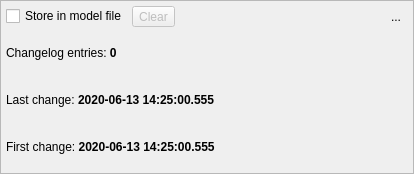
pgmodeler/pgmodeler, file libs/libgui/ui/widgets/changelogwidget.ui: the form before one commit.
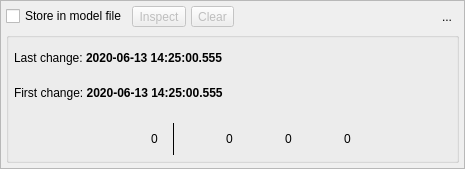
The form after the commit. Icons and pictures are not drawn.

Diff of the .ui file:
```diff
--- a/libs/libgui/ui/widgets/changelogwidget.ui
+++ b/libs/libgui/ui/widgets/changelogwidget.ui
@@ -6,8 +6,8 @@
    <rect>
     <x>0</x>
     <y>0</y>
-    <width>414</width>
-    <height>174</height>
+    <width>465</width>
+    <height>169</height>
    </rect>
   </property>
   <property name="minimumSize">
@@ -64,7 +64,10 @@
      <property name="frameShadow">
       <enum>QFrame::Raised</enum>
      </property>
-     <layout class="QGridLayout" name="gridLayout">
+     <layout class="QVBoxLayout" name="verticalLayout_3">
+      <property name="spacing">
+       <number>5</number>
+      </property>
       <property name="leftMargin">
        <number>5</number>
       </property>
@@ -77,52 +80,12 @@
       <property name="bottomMargin">
        <number>5</number>
       </property>
+      <item>
+       <layout class="QHBoxLayout" name="horizontalLayout_6">
       <property name="spacing">
        <number>5</number>
       </property>
-      <item row="0" column="4">
-       <widget class="QToolButton" name="hide_tb">
-        <property name="toolTip">
-         <string>Hide this widget</string>
-        </property>
-        <property name="text">
-         <string>...</string>
-        </property>
-        <property name="icon">
-         <iconset resource="../../res/resources.qrc">
-          <normaloff>:/icons/icons/close1.png</normaloff>:/icons/icons/close1.png</iconset>
-        </property>
-        <property name="iconSize">
-         <size>
-          <width>20</width>
-          <height>20</height>
-         </size>
-        </property>
-        <property name="shortcut">
-         <string>Esc</string>
-        </property>
-        <property name="autoRaise">
-         <bool>true</bool>
-        </property>
-       </widget>
-      </item>
-      <item row="0" column="2" colspan="2">
-       <spacer name="horizontalSpacer">
-        <property name="orientation">
-         <enum>Qt::Horizontal</enum>
-        </property>
-        <property name="sizeType">
-         <enum>QSizePolicy::Expanding</enum>
-        </property>
-        <property name="sizeHint" stdset="0">
-         <size>
-          <width>20</width>
-          <height>20</height>
-         </size>
-        </property>
-       </spacer>
-      </item>
-      <item row="0" column="0">
+        <item>
        <widget class="QCheckBox" name="persisted_chk">
         <property name="sizePolicy">
          <sizepolicy hsizetype="Preferred" vsizetype="Fixed">
@@ -138,33 +101,51 @@
         </property>
        </widget>
       </item>
-      <item row="1" column="0" colspan="5">
-       <widget class="QLabel" name="info_lbl">
+        <item>
+         <widget class="QToolButton" name="inspect_tb">
+          <property name="enabled">
+           <bool>false</bool>
+          </property>
         <property name="sizePolicy">
-         <sizepolicy hsizetype="Expanding" vsizetype="Preferred">
+           <sizepolicy hsizetype="Fixed" vsizetype="Preferred">
           <horstretch>0</horstretch>
           <verstretch>0</verstretch>
          </sizepolicy>
         </property>
-        <property name="text">
-         <string>Changelog entries: &lt;strong&gt;0&lt;/strong&gt;</string>
-        </property>
-       </widget>
-      </item>
-      <item row="2" column="0" colspan="5">
-       <widget class="QLabel" name="last_change_lbl">
-        <property name="sizePolicy">
-         <sizepolicy hsizetype="Expanding" vsizetype="Preferred">
-          <horstretch>0</horstretch>
-          <verstretch>0</verstretch>
-         </sizepolicy>
+          <property name="minimumSize">
+           <size>
+            <width>0</width>
+            <height>0</height>
+           </size>
+          </property>
+          <property name="toolTip">
+           <string>Open the changelog's XML code for inspection</string>
         </property>
         <property name="text">
-         <string>Last change: &lt;strong&gt;2020-06-13 14:25:00.555&lt;/strong&gt;</string>
-        </property>
-       </widget>
-      </item>
-      <item row="0" column="1">
+           <string>Inspect</string>
+          </property>
+          <property name="icon">
+           <iconset resource="../../res/resources.qrc">
+            <normaloff>:/icons/icons/objselect.png</normaloff>:/icons/icons/objselect.png</iconset>
+          </property>
+          <property name="iconSize">
+           <size>
+            <width>25</width>
+            <height>25</height>
+           </size>
+          </property>
+          <property name="shortcut">
+           <string>Shift+Del</string>
+          </property>
+          <property name="toolButtonStyle">
+           <enum>Qt::ToolButtonTextBesideIcon</enum>
+          </property>
+          <property name="autoRaise">
+           <bool>false</bool>
+          </property>
+         </widget>
+        </item>
+        <item>
        <widget class="QToolButton" name="clear_tb">
         <property name="enabled">
          <bool>false</bool>
@@ -208,7 +189,82 @@
         </property>
        </widget>
       </item>
-      <item row="3" column="0" colspan="5">
+        <item>
+         <spacer name="horizontalSpacer_2">
+          <property name="orientation">
+           <enum>Qt::Horizontal</enum>
+          </property>
+          <property name="sizeHint" stdset="0">
+           <size>
+            <width>40</width>
+            <height>20</height>
+           </size>
+          </property>
+         </spacer>
+        </item>
+        <item>
+         <widget class="QToolButton" name="hide_tb">
+          <property name="toolTip">
+           <string>Hide this widget</string>
+          </property>
+          <property name="text">
+           <string>...</string>
+          </property>
+          <property name="icon">
+           <iconset resource="../../res/resources.qrc">
+            <normaloff>:/icons/icons/close1.png</normaloff>:/icons/icons/close1.png</iconset>
+          </property>
+          <property name="iconSize">
+           <size>
+            <width>20</width>
+            <height>20</height>
+           </size>
+          </property>
+          <property name="shortcut">
+           <string>Esc</string>
+          </property>
+          <property name="autoRaise">
+           <bool>true</bool>
+          </property>
+         </widget>
+        </item>
+       </layout>
+      </item>
+      <item>
+       <widget class="QGroupBox" name="summary_gb">
+        <property name="title">
+         <string/>
+        </property>
+        <layout class="QVBoxLayout" name="verticalLayout_2">
+         <property name="spacing">
+          <number>5</number>
+         </property>
+         <property name="leftMargin">
+          <number>5</number>
+         </property>
+         <property name="topMargin">
+          <number>5</number>
+         </property>
+         <property name="rightMargin">
+          <number>5</number>
+         </property>
+         <property name="bottomMargin">
+          <number>5</number>
+         </property>
+         <item>
+          <widget class="QLabel" name="last_change_lbl">
+           <property name="sizePolicy">
+            <sizepolicy hsizetype="Expanding" vsizetype="Preferred">
+             <horstretch>0</horstretch>
+             <verstretch>0</verstretch>
+            </sizepolicy>
+           </property>
+           <property name="text">
+            <string>Last change: &lt;strong&gt;2020-06-13 14:25:00.555&lt;/strong&gt;</string>
+           </property>
+          </widget>
+         </item>
+         <item>
        <widget class="QLabel" name="first_change_lbl">
         <property name="sizePolicy">
          <sizepolicy hsizetype="Expanding" vsizetype="Preferred">
@@ -219,6 +275,292 @@
         <property name="text">
          <string>First change: &lt;strong&gt;2020-06-13 14:25:00.555&lt;/strong&gt;</string>
         </property>
+          </widget>
+         </item>
+         <item>
+          <layout class="QHBoxLayout" name="horizontalLayout_5">
+           <property name="spacing">
+            <number>15</number>
+           </property>
+           <property name="topMargin">
+            <number>10</number>
+           </property>
+           <item>
+            <spacer name="horizontalSpacer_3">
+             <property name="orientation">
+              <enum>Qt::Horizontal</enum>
+             </property>
+             <property name="sizeHint" stdset="0">
+              <size>
+               <width>40</width>
+               <height>20</height>
+              </size>
+             </property>
+            </spacer>
+           </item>
+           <item>
+            <layout class="QHBoxLayout" name="horizontalLayout_4">
+             <property name="spacing">
+              <number>5</number>
+             </property>
+             <item>
+              <widget class="QLabel" name="obj_icon_lbl_4">
+               <property name="sizePolicy">
+                <sizepolicy hsizetype="Fixed" vsizetype="Fixed">
+                 <horstretch>0</horstretch>
+                 <verstretch>0</verstretch>
+                </sizepolicy>
+               </property>
+               <property name="minimumSize">
+                <size>
+                 <width>32</width>
+                 <height>32</height>
+                </size>
+               </property>
+               <property name="maximumSize">
+                <size>
+                 <width>32</width>
+                 <height>32</height>
+                </size>
+               </property>
+               <property name="toolTip">
+                <string>The total number of changelog entries</string>
+               </property>
+               <property name="frameShape">
+                <enum>QFrame::NoFrame</enum>
+               </property>
+               <property name="frameShadow">
+                <enum>QFrame::Plain</enum>
+               </property>
+               <property name="text">
+                <string/>
+               </property>
+               <property name="pixmap">
+                <pixmap resource="../../res/resources.qrc">:/icons/icons/changelog.png</pixmap>
+               </property>
+               <property name="scaledContents">
+                <bool>true</bool>
+               </property>
+               <property name="alignment">
+                <set>Qt::AlignCenter</set>
+               </property>
+              </widget>
+             </item>
+             <item>
+              <widget class="QLabel" name="total_cnt_lbl">
+               <property name="text">
+                <string>0</string>
+               </property>
+              </widget>
+             </item>
+            </layout>
+           </item>
+           <item>
+            <widget class="Line" name="separator_ln">
+             <property name="maximumSize">
+              <size>
+               <width>1</width>
+               <height>16777215</height>
+              </size>
+             </property>
+             <property name="autoFillBackground">
+              <bool>false</bool>
+             </property>
+             <property name="frameShadow">
+              <enum>QFrame::Plain</enum>
+             </property>
+             <property name="orientation">
+              <enum>Qt::Vertical</enum>
+             </property>
+            </widget>
+           </item>
+           <item>
+            <layout class="QHBoxLayout" name="horizontalLayout">
+             <property name="spacing">
+              <number>5</number>
+             </property>
+             <item>
+              <widget class="QLabel" name="obj_icon_lbl">
+               <property name="sizePolicy">
+                <sizepolicy hsizetype="Fixed" vsizetype="Fixed">
+                 <horstretch>0</horstretch>
+                 <verstretch>0</verstretch>
+                </sizepolicy>
+               </property>
+               <property name="minimumSize">
+                <size>
+                 <width>32</width>
+                 <height>32</height>
+                </size>
+               </property>
+               <property name="maximumSize">
+                <size>
+                 <width>32</width>
+                 <height>32</height>
+                </size>
+               </property>
+               <property name="toolTip">
+                <string>The number of object creation entries</string>
+               </property>
+               <property name="frameShape">
+                <enum>QFrame::NoFrame</enum>
+               </property>
+               <property name="frameShadow">
+                <enum>QFrame::Plain</enum>
+               </property>
+               <property name="text">
+                <string/>
+               </property>
+               <property name="pixmap">
+                <pixmap resource="../../res/resources.qrc">:/icons/icons/created.png</pixmap>
+               </property>
+               <property name="scaledContents">
+                <bool>true</bool>
+               </property>
+               <property name="alignment">
+                <set>Qt::AlignCenter</set>
+               </property>
+              </widget>
+             </item>
+             <item>
+              <widget class="QLabel" name="added_cnt_lbl">
+               <property name="text">
+                <string>0</string>
+               </property>
+              </widget>
+             </item>
+            </layout>
+           </item>
+           <item>
+            <layout class="QHBoxLayout" name="horizontalLayout_2">
+             <property name="spacing">
+              <number>5</number>
+             </property>
+             <item>
+              <widget class="QLabel" name="obj_icon_lbl_2">
+               <property name="sizePolicy">
+                <sizepolicy hsizetype="Fixed" vsizetype="Fixed">
+                 <horstretch>0</horstretch>
+                 <verstretch>0</verstretch>
+                </sizepolicy>
+               </property>
+               <property name="minimumSize">
+                <size>
+                 <width>32</width>
+                 <height>32</height>
+                </size>
+               </property>
+               <property name="maximumSize">
+                <size>
+                 <width>32</width>
+                 <height>32</height>
+                </size>
+               </property>
+               <property name="toolTip">
+                <string>The number of object removal entries</string>
+               </property>
+               <property name="frameShape">
+                <enum>QFrame::NoFrame</enum>
+               </property>
+               <property name="frameShadow">
+                <enum>QFrame::Plain</enum>
+               </property>
+               <property name="text">
+                <string/>
+               </property>
+               <property name="pixmap">
+                <pixmap resource="../../res/resources.qrc">:/icons/icons/removed.png</pixmap>
+               </property>
+               <property name="scaledContents">
+                <bool>true</bool>
+               </property>
+               <property name="alignment">
+                <set>Qt::AlignCenter</set>
+               </property>
+              </widget>
+             </item>
+             <item>
+              <widget class="QLabel" name="removed_cnt_lbl">
+               <property name="text">
+                <string>0</string>
+               </property>
+              </widget>
+             </item>
+            </layout>
+           </item>
+           <item>
+            <layout class="QHBoxLayout" name="horizontalLayout_3">
+             <property name="spacing">
+              <number>5</number>
+             </property>
+             <item>
+              <widget class="QLabel" name="obj_icon_lbl_3">
+               <property name="sizePolicy">
+                <sizepolicy hsizetype="Fixed" vsizetype="Fixed">
+                 <horstretch>0</horstretch>
+                 <verstretch>0</verstretch>
+                </sizepolicy>
+               </property>
+               <property name="minimumSize">
+                <size>
+                 <width>32</width>
+                 <height>32</height>
+                </size>
+               </property>
+               <property name="maximumSize">
+                <size>
+                 <width>32</width>
+                 <height>32</height>
+                </size>
+               </property>
+               <property name="toolTip">
+                <string>The number of object update entries</string>
+               </property>
+               <property name="frameShape">
+                <enum>QFrame::NoFrame</enum>
+               </property>
+               <property name="frameShadow">
+                <enum>QFrame::Plain</enum>
+               </property>
+               <property name="text">
+                <string/>
+               </property>
+               <property name="pixmap">
+                <pixmap resource="../../res/resources.qrc">:/icons/icons/modified.png</pixmap>
+               </property>
+               <property name="scaledContents">
+                <bool>true</bool>
+               </property>
+               <property name="alignment">
+                <set>Qt::AlignCenter</set>
+               </property>
+              </widget>
+             </item>
+             <item>
+              <widget class="QLabel" name="updated_cnt_lbl">
+               <property name="text">
+                <string>0</string>
+               </property>
+              </widget>
+             </item>
+            </layout>
+           </item>
+           <item>
+            <spacer name="horizontalSpacer">
+             <property name="orientation">
+              <enum>Qt::Horizontal</enum>
+             </property>
+             <property name="sizeHint" stdset="0">
+              <size>
+               <width>40</width>
+               <height>20</height>
+              </size>
+             </property>
+            </spacer>
+           </item>
+          </layout>
+         </item>
+        </layout>
        </widget>
       </item>
      </layout>
```
Lines whose indentation alone changed are shown as unchanged.
